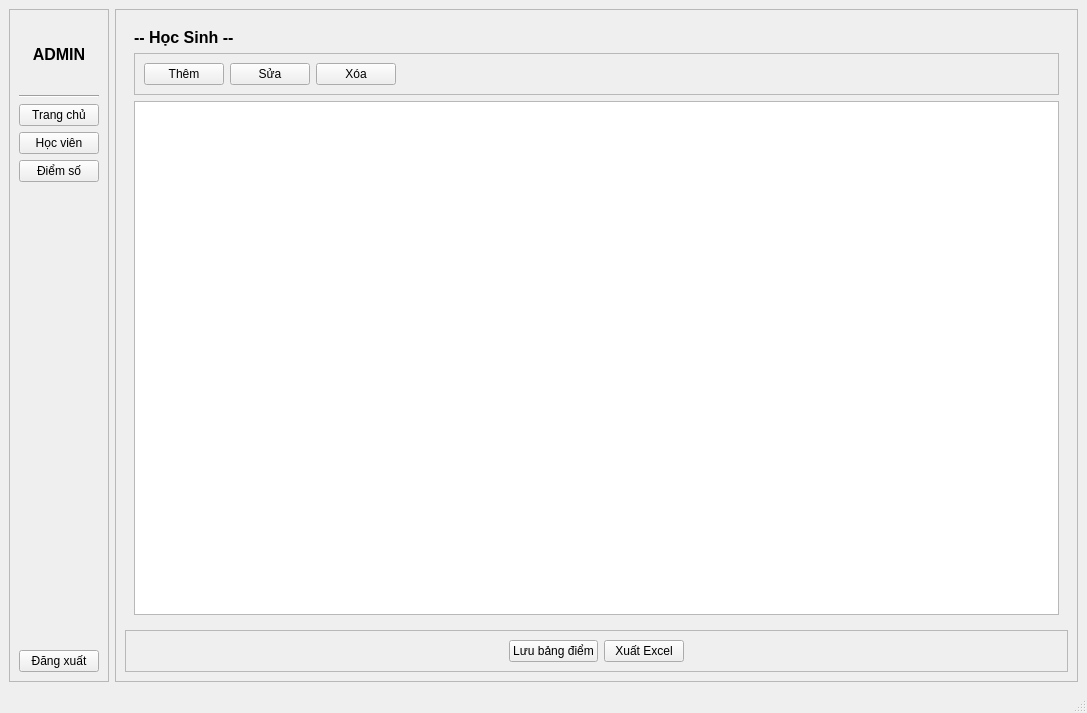
The window that ui/admin.ui (LODNight/QT_school_lms) describes before a commit, drawn with Qt 5.
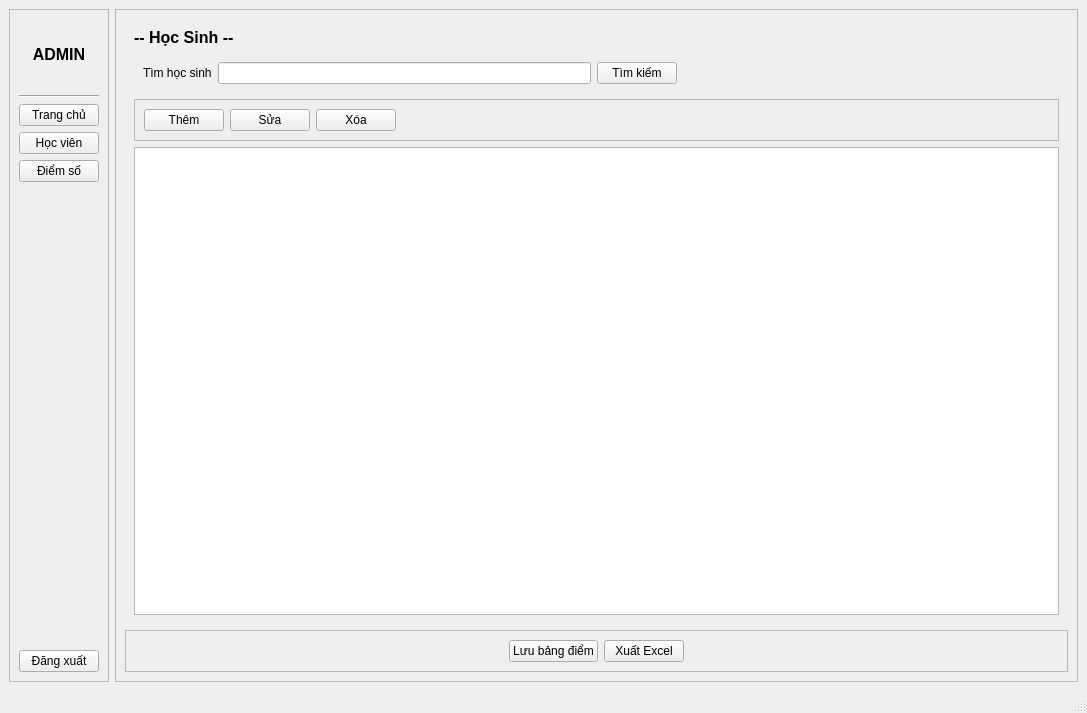
The same window after the commit. The open tabs and pages were chosen to show the change.

Patch:
```diff
--- a/ui/admin.ui
+++ b/ui/admin.ui
@@ -155,6 +155,49 @@
              </property>
             </widget>
            </item>
+           <item>
+            <widget class="QWidget" name="widget" native="true">
+             <layout class="QHBoxLayout" name="horizontalLayout_7">
+              <item>
+               <widget class="QLabel" name="label_7">
+                <property name="text">
+                 <string>Tìm học sinh</string>
+                </property>
+               </widget>
+              </item>
+              <item>
+               <widget class="QLineEdit" name="txtSearch">
+                <property name="minimumSize">
+                 <size>
+                  <width>200</width>
+                  <height>0</height>
+                 </size>
+                </property>
+               </widget>
+              </item>
+              <item>
+               <widget class="QPushButton" name="btnSearch">
+                <property name="text">
+                 <string>Tìm kiếm</string>
+                </property>
+               </widget>
+              </item>
+              <item>
+               <spacer name="horizontalSpacer_5">
+                <property name="orientation">
+                 <enum>Qt::Horizontal</enum>
+                </property>
+                <property name="sizeHint" stdset="0">
+                 <size>
+                  <width>40</width>
+                  <height>20</height>
+                 </size>
+                </property>
+               </spacer>
+              </item>
+             </layout>
+            </widget>
+           </item>
            <item>
             <widget class="QFrame" name="frame">
              <property name="maximumSize">
```
Left out of the diff: 2 changed lines with no effect on the pictures.
